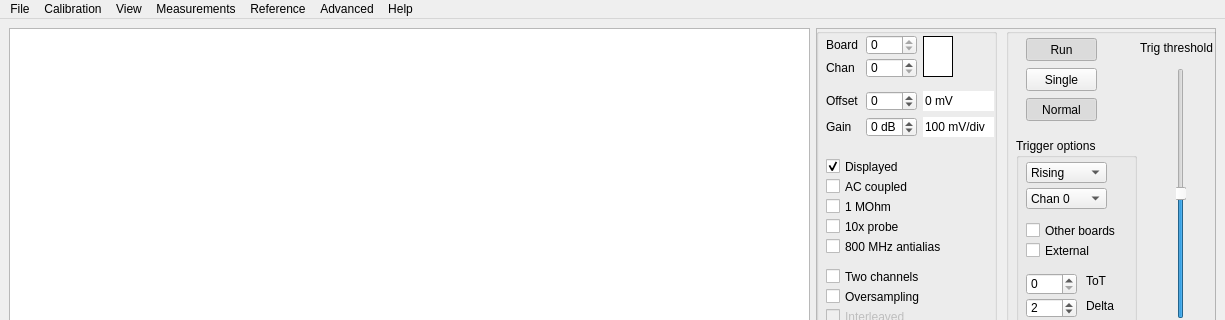
drandyhaas/HaasoscopePro, file software/HaasoscopePro.ui: the form before one commit; both pictures show x 0 to 1225 and y 0 to 320 of the 1225 by 895 pixel window.
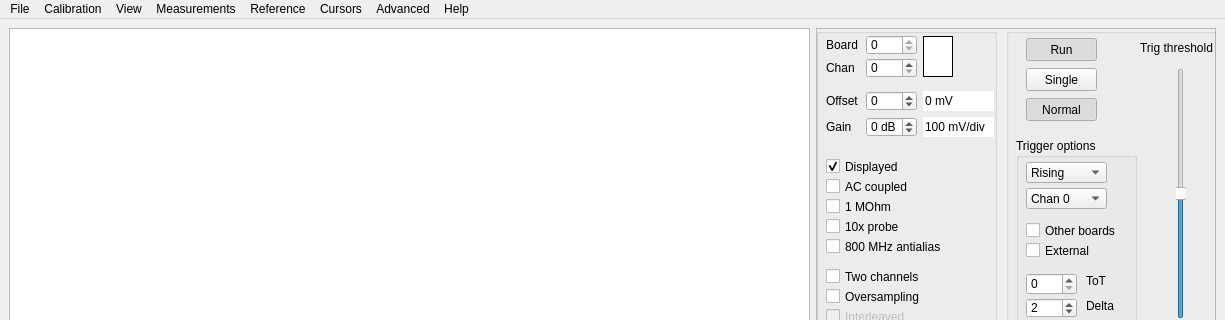
The form after the commit. Custom widgets are drawn as their Qt base class.

Commit message: cursor relative time pos

The edit to the form file:
```diff
--- a/software/HaasoscopePro.ui
+++ b/software/HaasoscopePro.ui
@@ -2227,11 +2227,20 @@
     <addaction name="actionShow_Reference"/>
     <addaction name="actionClear_all"/>
    </widget>
+   <widget class="QMenu" name="menuCursors">
+    <property name="title">
+     <string>Cursors</string>
+    </property>
+    <addaction name="actionCursors"/>
+    <addaction name="actionTime_relative"/>
+    <addaction name="actionSnap_to_waveform"/>
+   </widget>
    <addaction name="menuFile"/>
    <addaction name="menuCalibration"/>
    <addaction name="menuView"/>
    <addaction name="menuMeasurements"/>
    <addaction name="menuReference"/>
+   <addaction name="menuCursors"/>
    <addaction name="menuAdvanced"/>
    <addaction name="menuHelp"/>
   </widget>
```
Left out of the diff: 20 changed lines with no effect on the pictures. The commit also changes 2 other files.
